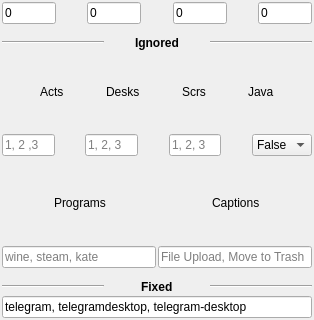
Qt form contents/ui/config.ui (Jazqa/kwin-quarter-tiling) before a commit; both pictures show x 0 to 314 and y 183 to 503 of the 314 by 503 pixel window.
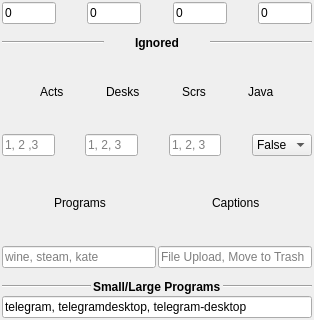
The same form after that commit.

Commit message: ignored activities are not read on boot, but on script-initiation

What changed in the file:
```diff
--- a/contents/ui/config.ui
+++ b/contents/ui/config.ui
@@ -881,7 +881,7 @@
        <item alignment="Qt::AlignHCenter">
         <widget class="QLabel" name="label">
          <property name="text">
-          <string>&lt;html&gt;&lt;head/&gt;&lt;body&gt;&lt;p&gt;&lt;span style=&quot; font-weight:600;&quot;&gt;Fixed&lt;/span&gt;&lt;/p&gt;&lt;/body&gt;&lt;/html&gt;</string>
+          <string>&lt;html&gt;&lt;head/&gt;&lt;body&gt;&lt;p&gt;&lt;span style=&quot; font-weight:600;&quot;&gt;Small/Large Programs&lt;/span&gt;&lt;/p&gt;&lt;/body&gt;&lt;/html&gt;</string>
          </property>
         </widget>
        </item>
```
The commit also changes 1 other file.
